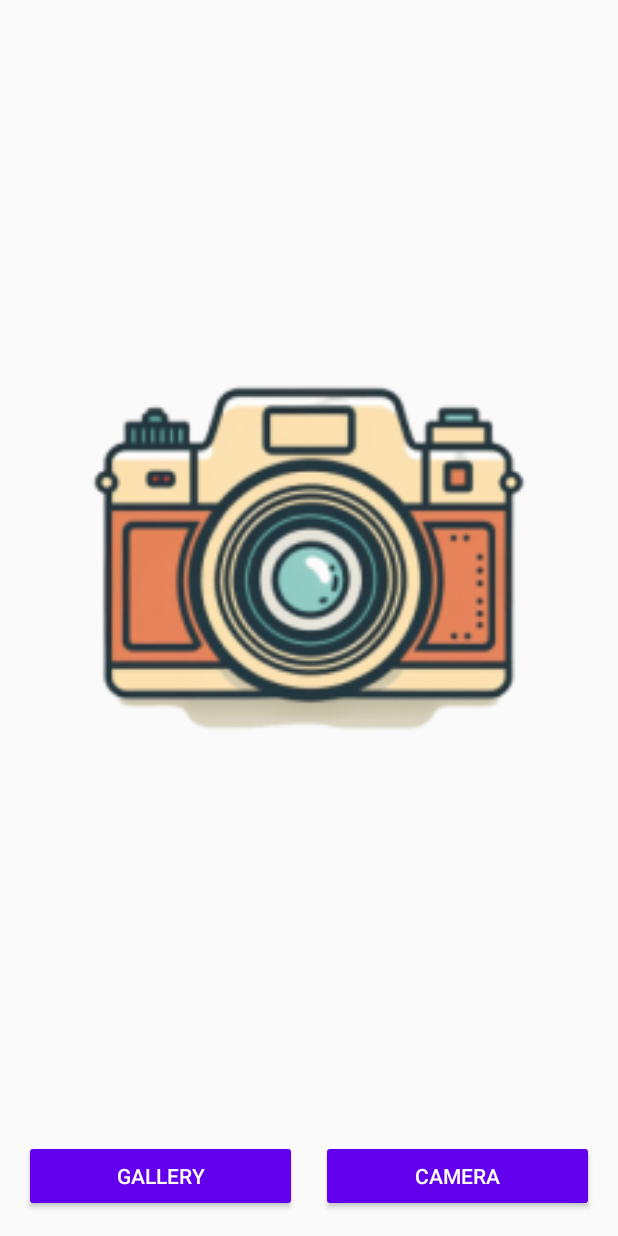
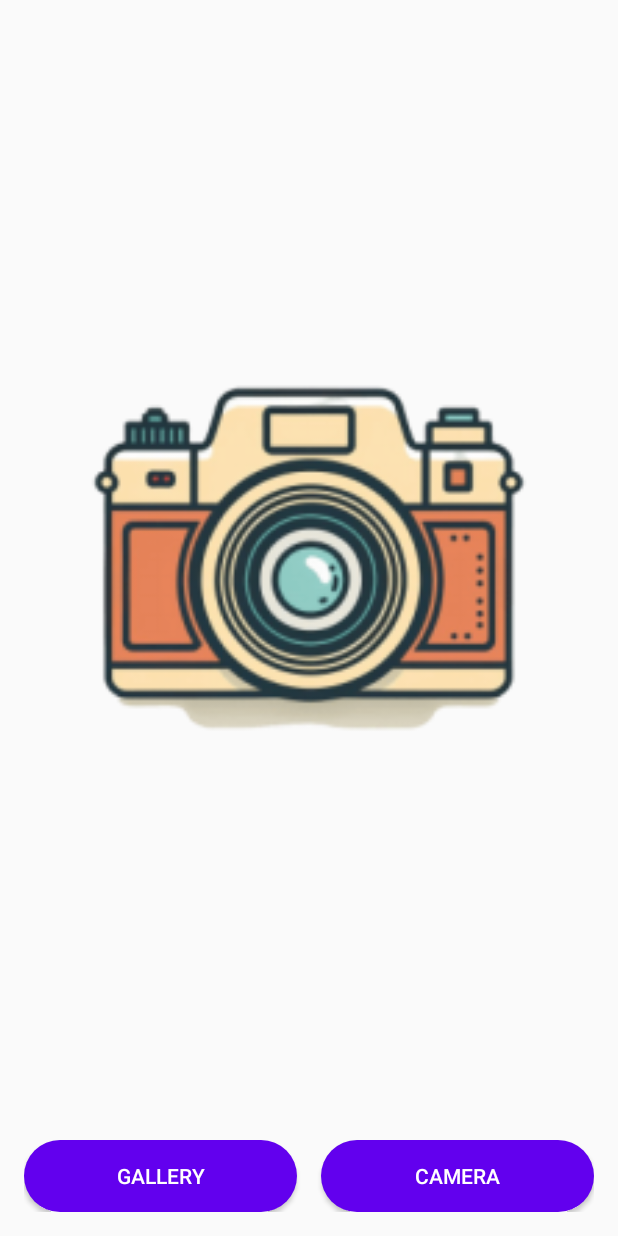
Before and after one commit to DavidRNeisa/Taller2, an Android app built with Jetpack Compose: the CameraActivity screen opened directly, with no data from a screen before it, on a phone screen of 412 x 824 dp. Run offline under Robolectric (Android 15) with nearby library versions, the phone set to English and light mode, and no system bars.

```diff
--- /dev/null
+++ b/app/src/main/res/drawable/rounded_button.xml
@@ -0,0 +1,6 @@
+<?xml version="1.0" encoding="utf-8"?>
+<shape xmlns:android="http://schemas.android.com/apk/res/android"
+    android:shape="rectangle">
+    <solid android:color="@color/purple_500" />
+    <corners android:radius="24dp" />
+</shape>
--- a/app/src/main/res/layout/activity_adapter.xml
+++ b/app/src/main/res/layout/activity_adapter.xml
@@ -4,7 +4,7 @@
     xmlns:tools="http://schemas.android.com/tools"
     android:id="@+id/main"
     android:layout_width="match_parent"
-    android:layout_height="match_parent"
+    android:layout_height="wrap_content"
     tools:context=".Adapter">
 
 
--- a/app/src/main/res/layout/activity_camera.xml
+++ b/app/src/main/res/layout/activity_camera.xml
@@ -34,7 +34,7 @@
             android:layout_height="wrap_content"
             android:layout_marginEnd="8dp"
             android:layout_weight="1"
-            android:backgroundTint="@color/purple_500"
+            android:background="@drawable/rounded_button"
             android:text="Gallery"
             android:textColor="@android:color/white" />
 
@@ -44,7 +44,7 @@
             android:layout_height="wrap_content"
             android:layout_marginStart="8dp"
             android:layout_weight="1"
-            android:backgroundTint="@color/purple_500"
+            android:background="@drawable/rounded_button"
             android:text="Camera"
             android:textColor="@android:color/white" />
     </LinearLayout>
```
